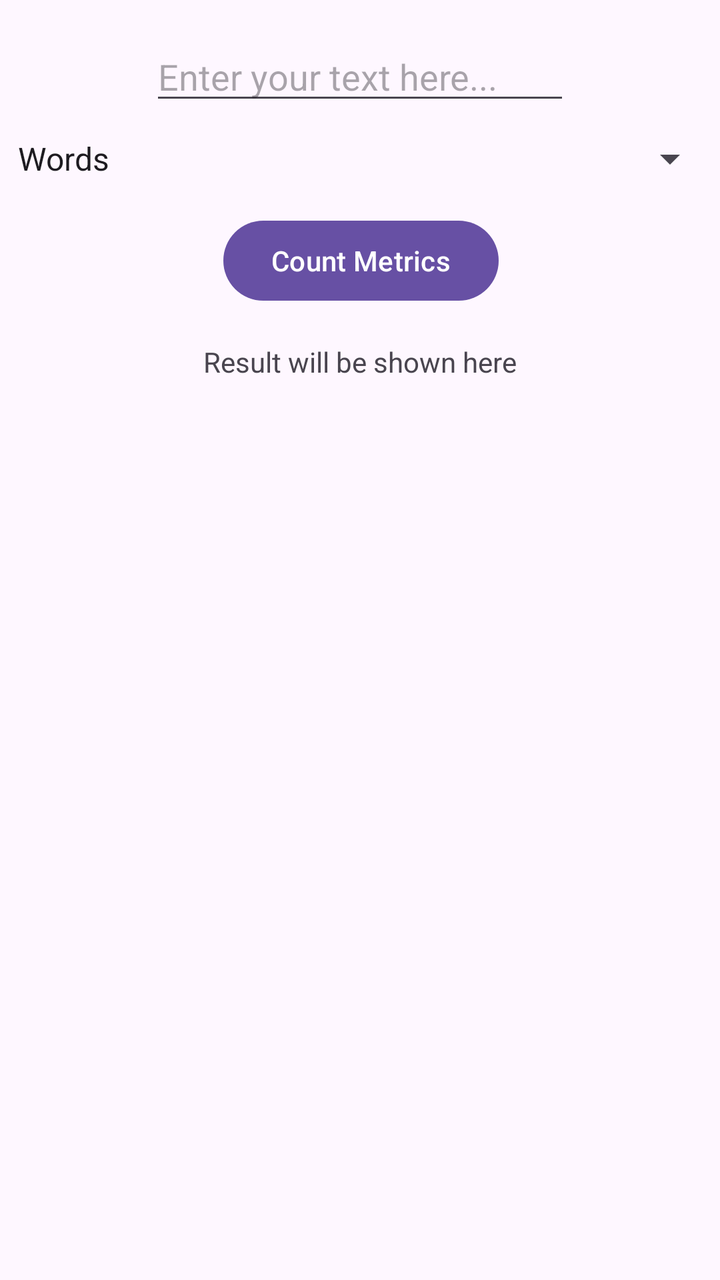
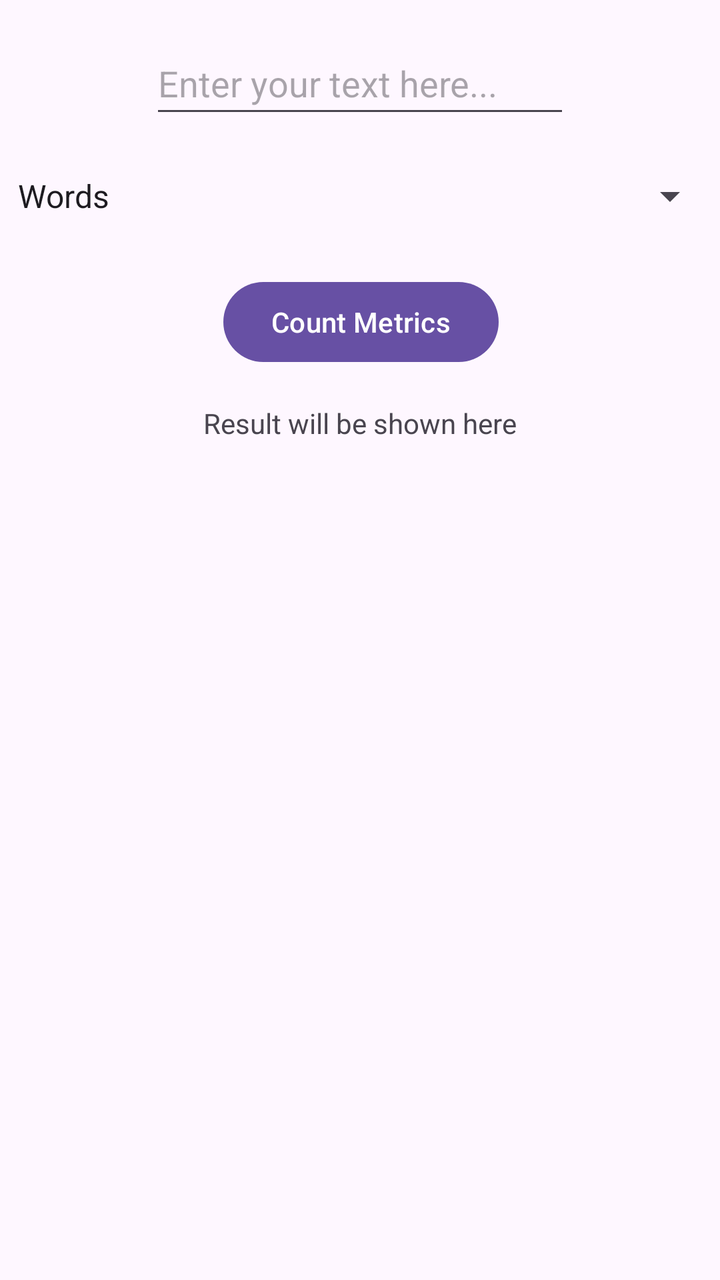

An Android layout rendered at two revisions. The XML below is the earlier revision; the diff shows what the commit changed to produce the second picture.
<!-- AndroidManifest.xml: application theme Theme.WordCounterApp -->
<!-- res/layout/activity_main.xml -->
<?xml version="1.0" encoding="utf-8"?>
<androidx.constraintlayout.widget.ConstraintLayout xmlns:android="http://schemas.android.com/apk/res/android"
    xmlns:app="http://schemas.android.com/apk/res-auto"
    xmlns:tools="http://schemas.android.com/tools"
    android:id="@+id/main"
    android:layout_width="match_parent"
    android:layout_height="match_parent"
    tools:context=".MainActivity">

    <EditText
        android:id="@+id/edtUserInput"
        android:layout_width="wrap_content"
        android:layout_height="wrap_content"
        android:layout_marginTop="16dp"
        android:ems="10"
        android:hint="@string/hint_enter_text"
        android:inputType="text"
        app:layout_constraintEnd_toEndOf="parent"
        app:layout_constraintStart_toStartOf="parent"
        app:layout_constraintTop_toTopOf="parent" />

    <Spinner
        android:id="@+id/spnOption"
        android:layout_width="0dp"
        android:layout_height="wrap_content"
        android:layout_marginStart="1dp"
        android:layout_marginTop="10dp"
        android:layout_marginEnd="1dp"
        android:entries="@array/counting_options"
        app:layout_constraintEnd_toEndOf="parent"
        app:layout_constraintStart_toStartOf="parent"
        app:layout_constraintTop_toBottomOf="@+id/edtUserInput" />

    <Button
        android:id="@+id/btnCount"
        android:layout_width="wrap_content"
        android:layout_height="wrap_content"
        android:layout_marginStart="10dp"
        android:layout_marginTop="15dp"
        android:text="@string/btn_count_text"
        app:layout_constraintStart_toStartOf="@+id/tvResult"
        app:layout_constraintTop_toBottomOf="@+id/spnOption" />

    <TextView
        android:id="@+id/tvResult"
        android:layout_width="wrap_content"
        android:layout_height="wrap_content"
        android:layout_marginTop="17dp"
        android:text="@string/txt_result_default"
        app:layout_constraintEnd_toEndOf="parent"
        app:layout_constraintStart_toStartOf="parent"
        app:layout_constraintTop_toBottomOf="@+id/btnCount" />
</androidx.constraintlayout.widget.ConstraintLayout>
<!-- resources referenced by this layout -->
<resources>
  <string-array name="counting_options">
          <item>Words</item>
          <item>Sentences</item>
          <item>Punctuation</item>
          <item>Numbers</item>
      </string-array>
  <string name="btn_count_text">Count Metrics</string>
  <string name="hint_enter_text">Enter your text here...</string>
  <string name="txt_result_default">Result will be shown here</string>
  <style name="Theme.WordCounterApp" parent="Base.Theme.WordCounterApp" />
  <style name="Base.Theme.WordCounterApp" parent="Theme.Material3.DayNight.NoActionBar">
          
          
      </style>
</resources>

<!-- the commit's change to res/layout/activity_main.xml (unified diff, before → after) -->
@@ -10,7 +10,7 @@
     <EditText
         android:id="@+id/edtUserInput"
         android:layout_width="wrap_content"
-        android:layout_height="wrap_content"
+        android:layout_height="48dp"
         android:layout_marginTop="16dp"
         android:ems="10"
         android:hint="@string/hint_enter_text"
@@ -22,7 +22,7 @@
     <Spinner
         android:id="@+id/spnOption"
         android:layout_width="0dp"
-        android:layout_height="wrap_content"
+        android:layout_height="48dp"
         android:layout_marginStart="1dp"
         android:layout_marginTop="10dp"
         android:layout_marginEnd="1dp"
